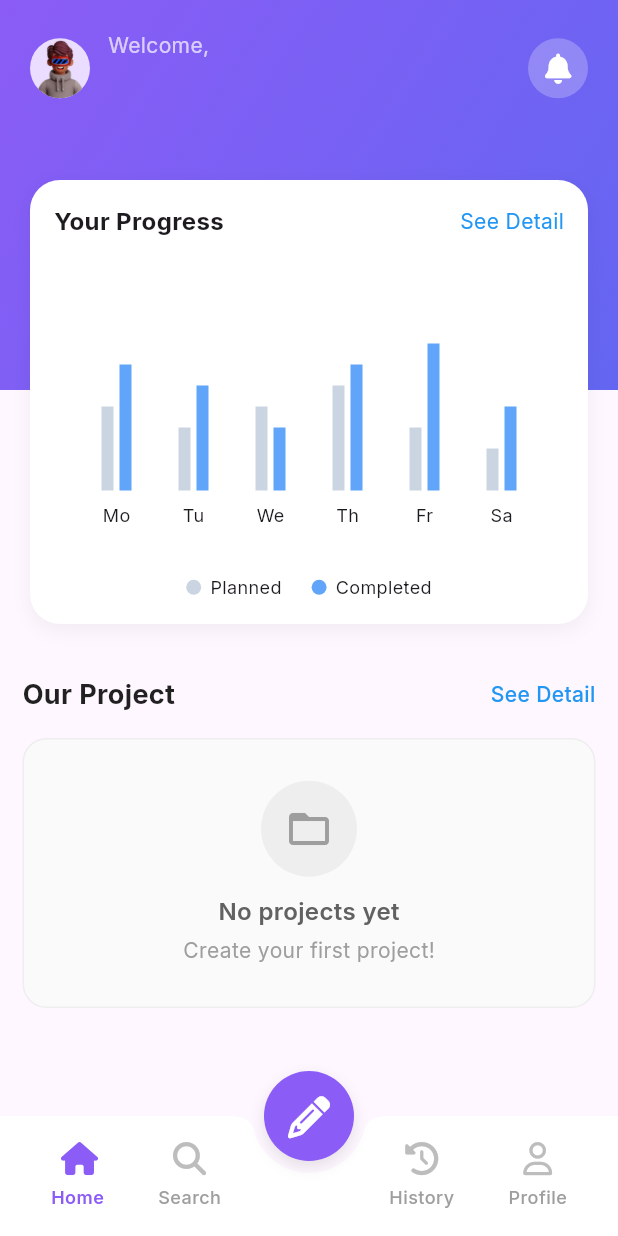
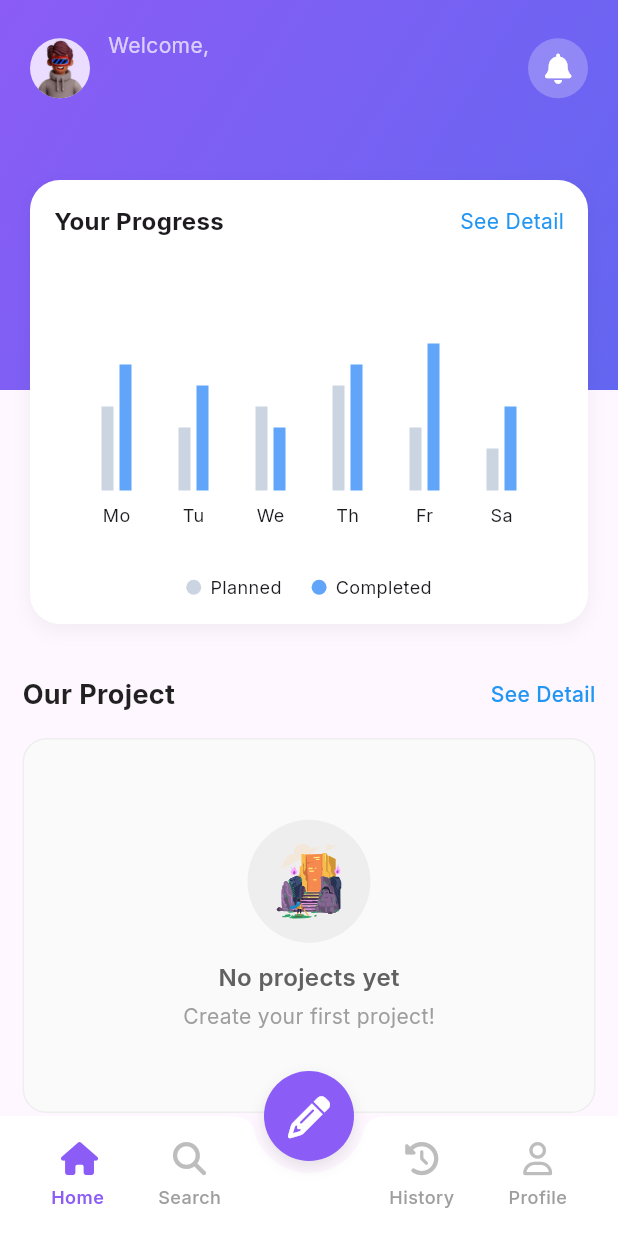
Before and after one commit to MarkCnw/PlanMate, a Flutter app: the screen it shows once a user with an empty profile is signed in, on a phone screen of 412 x 824 dp. Run offline on Flutter 3.47's test engine with Material 3 defaults, Android fonts, the phone set to English and light mode, and no system bars; drawn by our look-alikes of fl_chart; our stand-ins replace cloud_firestore, firebase_auth, firebase_core, flutter_svg, font_awesome_flutter, google_fonts and 2 more; accounts and stored records are empty.

```diff
--- a/planmate/lib/Home/Widgets/project_section.dart
+++ b/planmate/lib/Home/Widgets/project_section.dart
@@ -1,4 +1,5 @@
 import 'package:flutter/material.dart';
+import 'package:flutter_svg/flutter_svg.dart';
 import 'package:planmate/Home/Widgets/card_widget.dart';
 import 'package:planmate/Models/project_model.dart';
 import 'package:planmate/CreateProject/presentation/project_screen.dart';
@@ -43,7 +44,7 @@ class ProjectSection extends StatelessWidget {
 
         // Content based on stream state
         SizedBox(
-          height: 180,
+          height: 250,
           child: _buildProjectContent(context),
         ),
       ],
@@ -172,11 +173,7 @@ class ProjectSection extends StatelessWidget {
                 color: Colors.grey.shade200,
                 shape: BoxShape.circle,
               ),
-              child: Icon(
-                Icons.folder_open_outlined,
-                size: 32,
-                color: Colors.grey.shade500,
-              ),
+              child: SvgPicture.asset('assets/avatar/noproject.svg',width: 50,height: 50,)
             ),
             const SizedBox(height: 12),
             Text(
```
Also changed, not shown: planmate/assets/avatar/noproject.svg (added).
